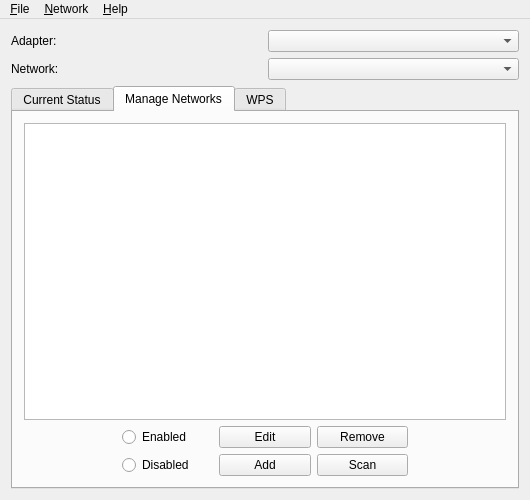
Above: src/wpagui.ui from loh-tar/wpa-cute before the change. Below: the same form after it.
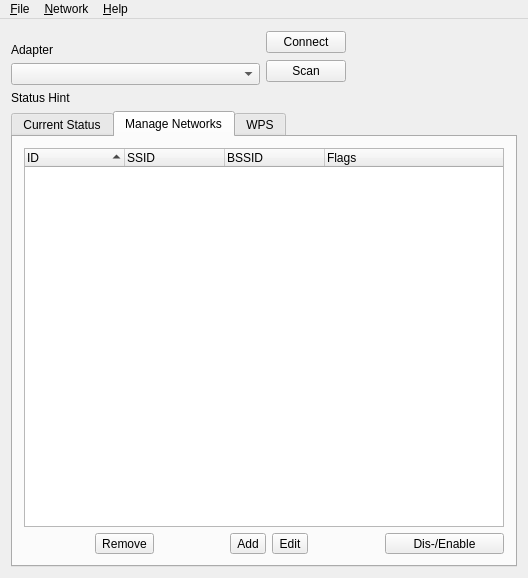
That is the form after the change. The open tabs and pages were chosen to show the change. Icons and pictures are not drawn.

Commit message:
Change networkList to QTreeWidget, remove networkSelect QComboBox
This patch is sadly a little obscure. Once started it became hard to
split in smaller chunks.

- More logical positions for Connect/Scan buttons
- Disconnect button currently gone, will be back next commit
- More info now in network list
- Well activated buttons fitting to selection
- Less confusing behavior (so, I think)
- Reduce redundant code by requestNetworkChange()

What changed in the file:
```diff
--- a/src/wpagui.ui
+++ b/src/wpagui.ui
@@ -6,8 +6,8 @@
    <rect>
     <x>0</x>
     <y>0</y>
-    <width>530</width>
-    <height>500</height>
+    <width>528</width>
+    <height>578</height>
    </rect>
   </property>
   <property name="windowTitle">
@@ -18,29 +18,103 @@
     <normaloff>:/icons/wpa_gui.svg</normaloff>:/icons/wpa_gui.svg</iconset>
   </property>
   <widget class="QWidget" name="widget">
-   <layout class="QGridLayout">
-    <item row="0" column="0">
-     <widget class="QLabel" name="adapterLabel">
-      <property name="text">
-       <string>Adapter:</string>
-      </property>
-     </widget>
+   <layout class="QVBoxLayout" name="verticalLayout_4">
+    <item>
+     <layout class="QHBoxLayout" name="horizontalLayout_2">
+      <item>
+       <layout class="QVBoxLayout" name="verticalLayout_2">
+        <item>
+         <spacer name="verticalSpacer">
+          <property name="orientation">
+           <enum>Qt::Vertical</enum>
+          </property>
+          <property name="sizeHint" stdset="0">
+           <size>
+            <width>249</width>
+            <height>13</height>
+           </size>
+          </property>
+         </spacer>
+        </item>
+        <item>
+         <widget class="QLabel" name="adapterLabel">
+          <property name="sizePolicy">
+           <sizepolicy hsizetype="Preferred" vsizetype="Preferred">
+            <horstretch>0</horstretch>
+            <verstretch>0</verstretch>
+           </sizepolicy>
+          </property>
+          <property name="text">
+           <string>Adapter</string>
+          </property>
+         </widget>
+        </item>
+        <item>
+         <widget class="QComboBox" name="adapterSelect">
+          <property name="sizePolicy">
+           <sizepolicy hsizetype="Maximum" vsizetype="Fixed">
+            <horstretch>0</horstretch>
+            <verstretch>0</verstretch>
+           </sizepolicy>
+          </property>
+          <property name="maximumSize">
+           <size>
+            <width>254</width>
+            <height>16777215</height>
+           </size>
+          </property>
+         </widget>
+        </item>
+       </layout>
+      </item>
+      <item>
+       <layout class="QVBoxLayout" name="verticalLayout_3">
+        <item>
+         <widget class="QPushButton" name="connectButton">
+          <property name="text">
+           <string>Connect</string>
+          </property>
+         </widget>
+        </item>
+        <item>
+         <widget class="QPushButton" name="scanButton">
+          <property name="text">
+           <string>Scan</string>
+          </property>
+         </widget>
+        </item>
+       </layout>
+      </item>
+      <item>
+       <spacer name="horizontalSpacer_4">
+        <property name="orientation">
+         <enum>Qt::Horizontal</enum>
+        </property>
+        <property name="sizeHint" stdset="0">
+         <size>
+          <width>40</width>
+          <height>20</height>
+         </size>
+        </property>
+       </spacer>
+      </item>
+     </layout>
     </item>
-    <item row="0" column="1">
-     <widget class="QComboBox" name="adapterSelect"/>
-    </item>
-    <item row="1" column="0">
-     <widget class="QLabel" name="networkLabel">
+    <item>
+     <widget class="QLabel" name="statusHint">
       <property name="text">
-       <string>Network:</string>
+       <string>Status Hint</string>
       </property>
      </widget>
     </item>
-    <item row="1" column="1">
-     <widget class="QComboBox" name="networkSelect"/>
-    </item>
-    <item row="2" column="0" colspan="2">
+    <item>
      <widget class="QTabWidget" name="wpaguiTab">
+      <property name="sizePolicy">
+       <sizepolicy hsizetype="Expanding" vsizetype="Expanding">
+        <horstretch>0</horstretch>
+        <verstretch>1</verstretch>
+       </sizepolicy>
+      </property>
       <property name="currentIndex">
        <number>0</number>
       </property>
@@ -159,134 +233,129 @@
           </layout>
          </widget>
         </item>
-        <item row="1" column="0">
-         <spacer>
-          <property name="orientation">
-           <enum>Qt::Vertical</enum>
-          </property>
-          <property name="sizeHint" stdset="0">
-           <size>
-            <width>20</width>
-            <height>40</height>
-           </size>
-          </property>
-         </spacer>
-        </item>
-        <item row="1" column="1">
-         <widget class="QPushButton" name="connectButton">
-          <property name="text">
-           <string>Connect</string>
-          </property>
-         </widget>
-        </item>
-        <item row="1" column="2">
-         <widget class="QPushButton" name="disconnectButton">
-          <property name="text">
-           <string>Disconnect</string>
-          </property>
-         </widget>
-        </item>
-        <item row="1" column="3">
-         <widget class="QPushButton" name="scanButton">
-          <property name="text">
-           <string>Scan</string>
-          </property>
-         </widget>
-        </item>
-        <item row="1" column="4">
-         <spacer>
-          <property name="orientation">
-           <enum>Qt::Vertical</enum>
-          </property>
-          <property name="sizeHint" stdset="0">
-           <size>
-            <width>20</width>
-            <height>40</height>
-           </size>
-          </property>
-         </spacer>
-        </item>
        </layout>
       </widget>
       <widget class="QWidget" name="networkconfigTab">
        <attribute name="title">
         <string>Manage Networks</string>
        </attribute>
-       <layout class="QGridLayout">
-        <item row="0" column="0" colspan="5">
-         <widget class="QListWidget" name="networkList">
-          <property name="selectionRectVisible">
-           <bool>true</bool>
-          </property>
-         </widget>
-        </item>
-        <item row="1" column="0" rowspan="2">
-         <spacer>
-          <property name="orientation">
-           <enum>Qt::Vertical</enum>
-          </property>
-          <property name="sizeHint" stdset="0">
-           <size>
-            <width>20</width>
-            <height>61</height>
-           </size>
-          </property>
-         </spacer>
-        </item>
-        <item row="1" column="1">
-         <widget class="QRadioButton" name="enableRadioButton">
-          <property name="text">
-           <string>Enabled</string>
-          </property>
-         </widget>
-        </item>
-        <item row="1" column="2">
-         <widget class="QPushButton" name="editNetworkButton">
-          <property name="text">
-           <string>Edit</string>
-          </property>
-         </widget>
-        </item>
-        <item row="1" column="3">
-         <widget class="QPushButton" name="removeNetworkButton">
-          <property name="text">
-           <string>Remove</string>
-          </property>
-         </widget>
-        </item>
-        <item row="1" column="4" rowspan="2">
-         <spacer>
-          <property name="orientation">
-           <enum>Qt::Vertical</enum>
-          </property>
-          <property name="sizeHint" stdset="0">
-           <size>
-            <width>20</width>
-            <height>61</height>
-           </size>
-          </property>
-         </spacer>
-        </item>
-        <item row="2" column="1">
-         <widget class="QRadioButton" name="disableRadioButton">
-          <property name="text">
-           <string>Disabled</string>
-          </property>
-         </widget>
-        </item>
-        <item row="2" column="2">
-         <widget class="QPushButton" name="addNetworkButton">
-          <property name="text">
-           <string>Add</string>
-          </property>
-         </widget>
-        </item>
-        <item row="2" column="3">
-         <widget class="QPushButton" name="scanNetworkButton">
-          <property name="text">
-           <string>Scan</string>
-          </property>
-         </widget>
+       <layout class="QGridLayout" name="gridLayout">
+        <item row="0" column="0">
+         <layout class="QVBoxLayout" name="verticalLayout">
+          <item>
+           <widget class="QTreeWidget" name="networkList">
+            <property name="rootIsDecorated">
+             <bool>false</bool>
+            </property>
+            <property name="itemsExpandable">
+             <bool>true</bool>
+            </property>
+            <property name="sortingEnabled">
+             <bool>true</bool>
+            </property>
+            <property name="expandsOnDoubleClick">
+             <bool>true</bool>
+            </property>
+            <column>
+             <property name="text">
+              <string>ID</string>
+             </property>
+            </column>
+            <column>
+             <property name="text">
+              <string>SSID</string>
+             </property>
+            </column>
+            <column>
+             <property name="text">
+              <string>BSSID</string>
+             </property>
+            </column>
+            <column>
+             <property name="text">
+              <string>Flags</string>
+             </property>
+            </column>
+           </widget>
+          </item>
+          <item>
+           <layout class="QHBoxLayout" name="horizontalLayout">
+            <item>
+             <spacer name="horizontalSpacer_2">
+              <property name="orientation">
+               <enum>Qt::Horizontal</enum>
+              </property>
+              <property name="sizeHint" stdset="0">
+               <size>
+                <width>40</width>
+                <height>20</height>
+               </size>
+              </property>
+             </spacer>
+            </item>
+            <item>
+             <widget class="QToolButton" name="removeNetworkButton">
+              <property name="text">
+               <string>Remove</string>
+              </property>
+             </widget>
+            </item>
+            <item>
+             <spacer name="horizontalSpacer_3">
+              <property name="orientation">
+               <enum>Qt::Horizontal</enum>
+              </property>
+              <property name="sizeHint" stdset="0">
+               <size>
+                <width>40</width>
+                <height>20</height>
+               </size>
+              </property>
+             </spacer>
+            </item>
+            <item>
+             <widget class="QToolButton" name="addNetworkButton">
+              <property name="text">
+               <string>Add</string>
+              </property>
+             </widget>
+            </item>
+            <item>
+             <widget class="QToolButton" name="editNetworkButton">
+              <property name="text">
+               <string>Edit</string>
+              </property>
+             </widget>
+            </item>
+            <item>
+             <spacer name="horizontalSpacer">
+              <property name="orientation">
+               <enum>Qt::Horizontal</enum>
+              </property>
+              <property name="sizeHint" stdset="0">
+               <size>
+                <width>40</width>
+                <height>20</height>
+               </size>
+              </property>
+             </spacer>
+            </item>
+            <item>
+             <widget class="QToolButton" name="disEnableNetworkButton">
+              <property name="minimumSize">
+               <size>
+                <width>119</width>
+                <height>0</height>
+               </size>
+              </property>
+              <property name="text">
+               <string>Dis-/Enable</string>
+              </property>
+             </widget>
+            </item>
+           </layout>
+          </item>
+         </layout>
         </item>
        </layout>
       </widget>
@@ -382,7 +451,7 @@
     <rect>
      <x>0</x>
      <y>0</y>
-     <width>530</width>
+     <width>528</width>
      <height>40</height>
     </rect>
    </property>
```
Left out of the diff: 119 changed lines with no effect on the pictures. The commit also changes 2 other files.
